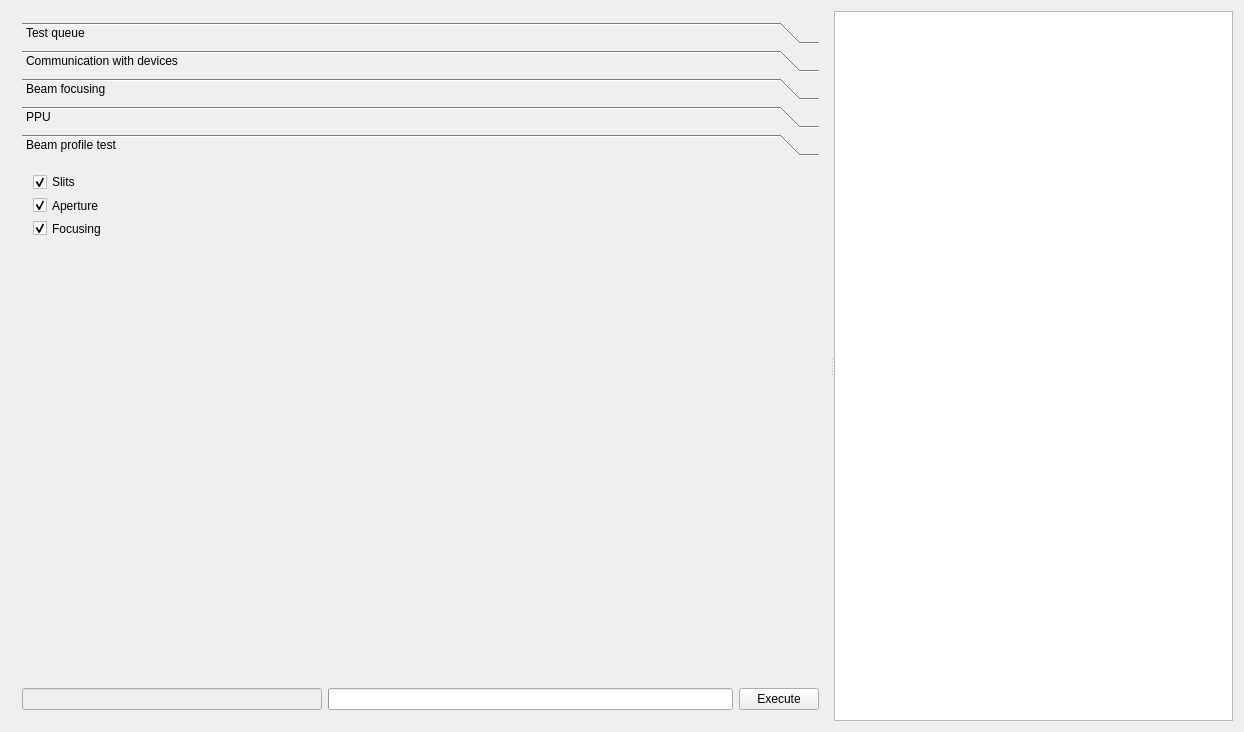
First picture: the form in Bricks/widgets/ui_files/Qt4_beamline_test_widget_layout.ui, repository mxcube/mxcubeqt, before the edit.
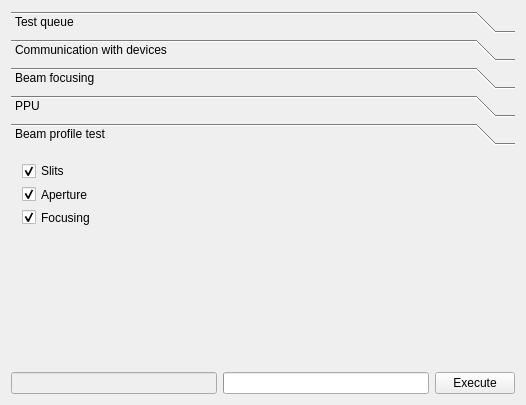
Second picture: the form after the edit. The open tabs and pages were chosen to show the change.

```diff
--- a/Bricks/widgets/ui_files/Qt4_beamline_test_widget_layout.ui
+++ b/Bricks/widgets/ui_files/Qt4_beamline_test_widget_layout.ui
@@ -6,8 +6,8 @@
    <rect>
     <x>0</x>
     <y>0</y>
-    <width>1244</width>
-    <height>732</height>
+    <width>526</width>
+    <height>405</height>
    </rect>
   </property>
   <property name="windowTitle">
@@ -15,11 +15,6 @@
   </property>
   <layout class="QVBoxLayout" name="verticalLayout_6">
    <item>
-    <widget class="QSplitter" name="splitter">
-     <property name="orientation">
-      <enum>Qt::Horizontal</enum>
-     </property>
-     <widget class="QWidget" name="">
       <layout class="QVBoxLayout" name="verticalLayout_5">
        <item>
         <widget class="QToolBox" name="test_toolbox">
@@ -557,8 +552,8 @@
            <rect>
             <x>0</x>
             <y>0</y>
-            <width>827</width>
-            <height>532</height>
+          <width>506</width>
+          <height>220</height>
            </rect>
           </property>
           <attribute name="label">
@@ -644,16 +639,6 @@
         </layout>
        </item>
       </layout>
-     </widget>
-     <widget class="QTextBrowser" name="result_browser">
-      <property name="sizePolicy">
-       <sizepolicy hsizetype="Maximum" vsizetype="Maximum">
-        <horstretch>0</horstretch>
-        <verstretch>0</verstretch>
-       </sizepolicy>
-      </property>
-     </widget>
-    </widget>
    </item>
   </layout>
  </widget>
```
Left out of the diff: 18 changed lines with no effect on the pictures. Lines whose indentation alone changed are shown as unchanged.
